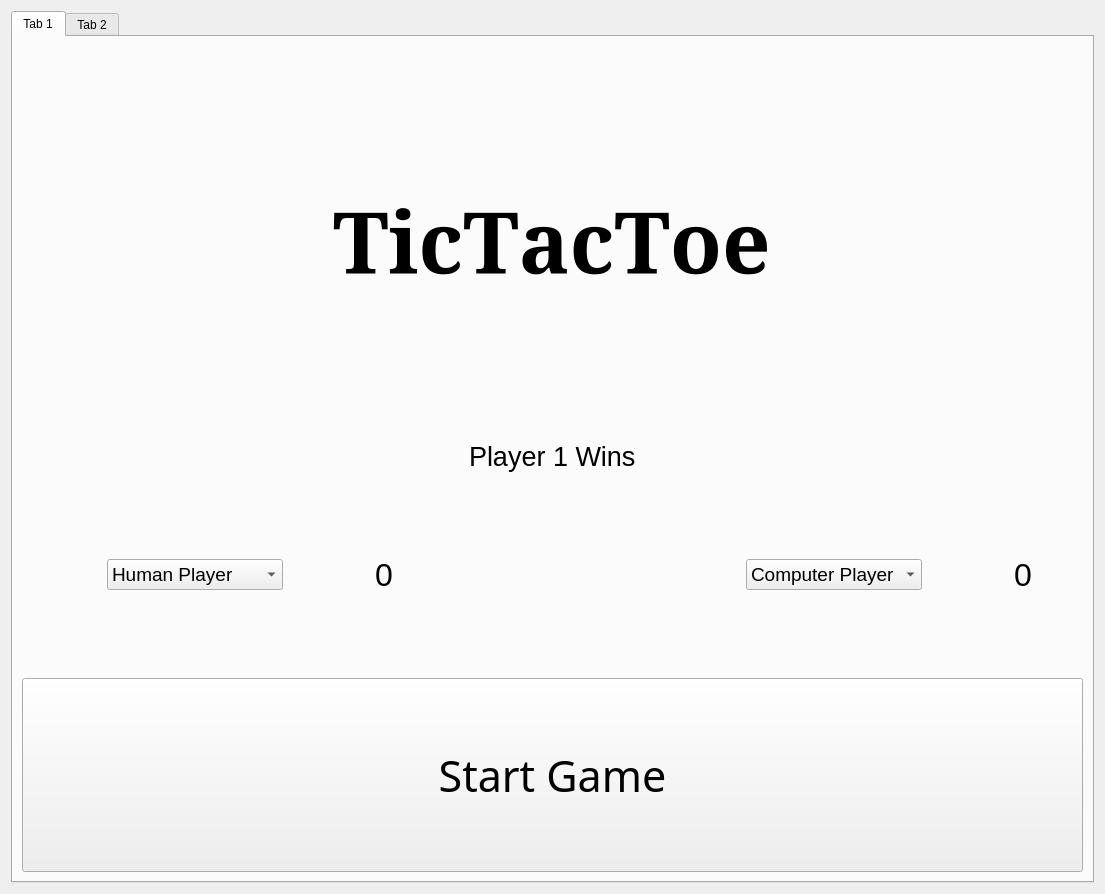
oviv-git/TicTacToe-PySide6, file ui/Widget.ui: the form before one commit.
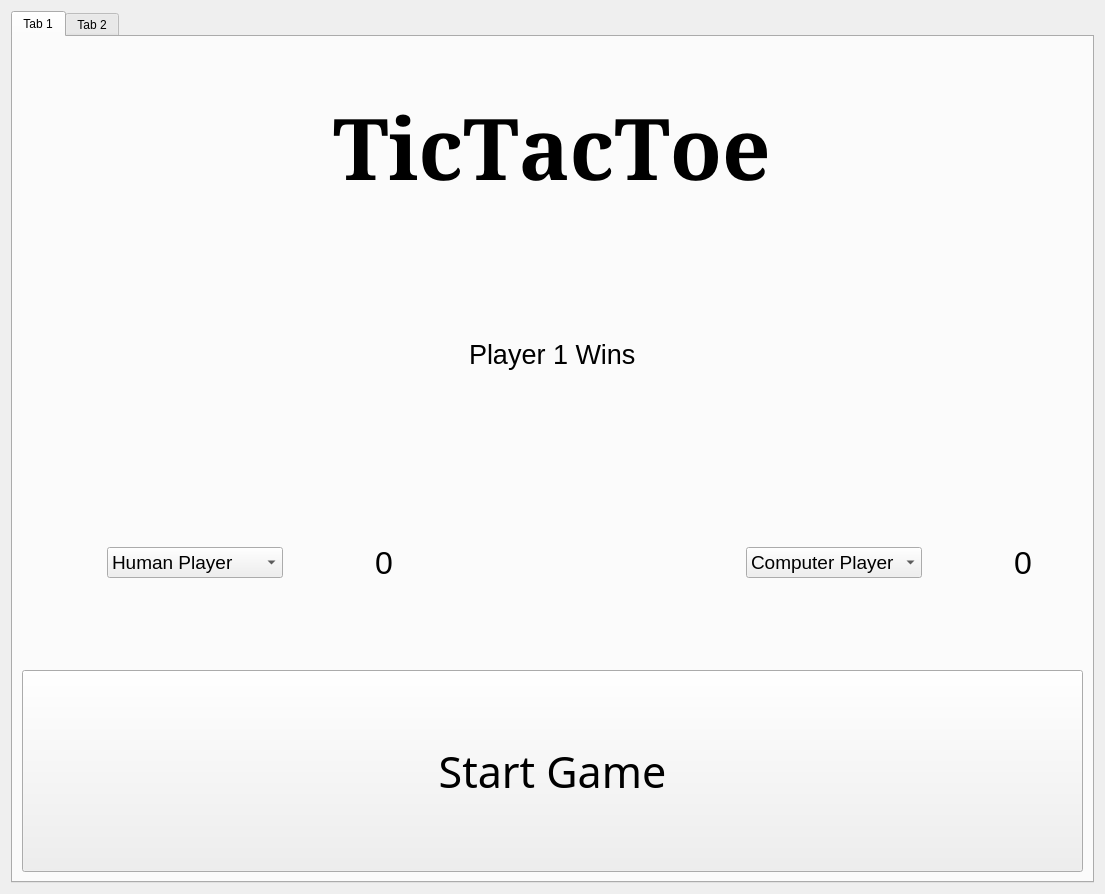
The form after the commit.

Patch:
```diff
--- a/ui/Widget.ui
+++ b/ui/Widget.ui
@@ -38,7 +38,7 @@
       <attribute name="title">
        <string>Tab 1</string>
       </attribute>
-      <layout class="QVBoxLayout" name="verticalLayout" stretch="2,0,1,1">
+      <layout class="QVBoxLayout" name="verticalLayout" stretch="1,1,1,1">
        <item alignment="Qt::AlignHCenter">
         <widget class="QLabel" name="gameLogo">
          <property name="sizePolicy">
@@ -82,7 +82,7 @@
           <enum>QLayout::SetMinimumSize</enum>
          </property>
          <item>
-          <layout class="QHBoxLayout" name="infoHLayout" stretch="2,1,2">
+          <layout class="QHBoxLayout" name="infoHLayout" stretch="4,2,4">
            <property name="sizeConstraint">
             <enum>QLayout::SetMaximumSize</enum>
            </property>
```
